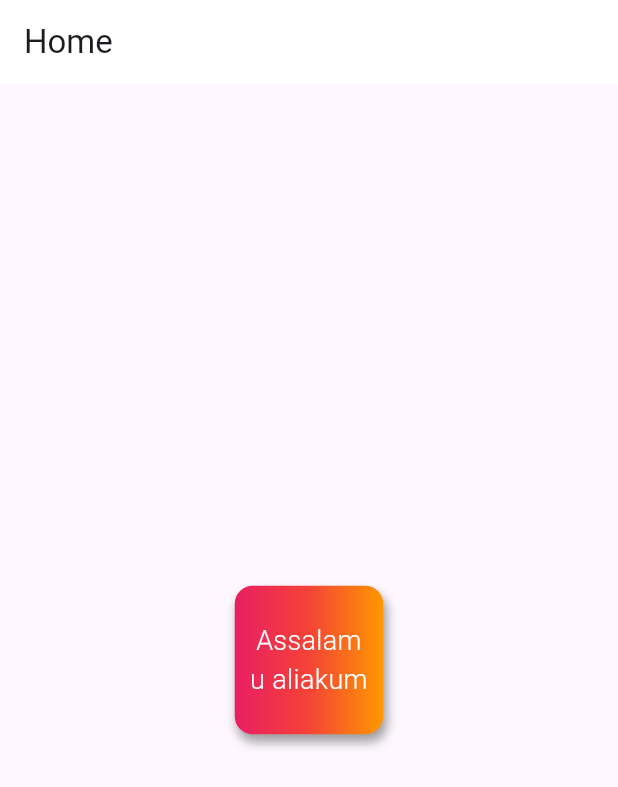
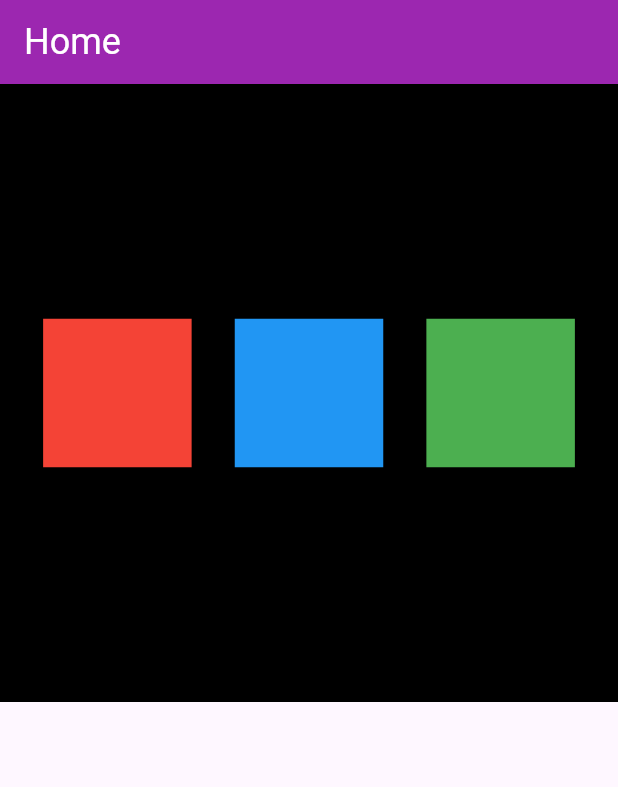
Before and after one commit to waqarfoedev/catalog_flutter, a Flutter app: the screen it shows after launch, on a phone screen of 412 x 824 dp. Shown: the top 787 px of the screen. Run offline on Flutter 3.47's test engine with Material 3 defaults, Android fonts, the phone set to English and light mode, and no system bars.

Commit message:
Row and Column

```diff
--- a/lib/main.dart
+++ b/lib/main.dart
@@ -15,37 +15,42 @@
     return Scaffold(
       appBar: AppBar(
         title: const Text("Home"),
-        backgroundColor: Colors.white
+        backgroundColor: Colors.purple,
+        titleTextStyle: const TextStyle(color: Colors.white,
+        fontSize: 24),
+
         ),
-        body: Center(
-          child: Container(
-            padding: const EdgeInsets.all(8),
-            alignment: Alignment.center,
-            height: 99,
-            width: 99,
-            decoration: BoxDecoration(
-              borderRadius: BorderRadius.circular(12),
-              boxShadow: const [
-                BoxShadow(
-                  color: Colors.grey,
-                  blurRadius: 5,
-                  offset: Offset(2.1, 4.9)
+        body: Container(
+          color: Colors.black,
+          width:MediaQuery.of(context).size.width,
+          height:MediaQuery.of(context).size.height/2,
+          child: Row(
+              mainAxisAlignment: MainAxisAlignment.spaceEvenly,
+              crossAxisAlignment: CrossAxisAlignment.center,
+              children: <Widget> [
+               Container(
+              padding: const EdgeInsets.all(8),
+              height: 99,
+              width: 99,
+              color: Colors.red,
+            ),
+            Container(
+              padding: const EdgeInsets.all(8),
+              height: 99,
+              width: 99,
+              color: Colors.blue,
+            ),
+            Container(
+              padding: const EdgeInsets.all(8),
+              height: 99,
+              width: 99,
+              color: Colors.green,
+            ),
 
-                )
+
               ],
-              gradient: const LinearGradient(
-                colors: [Colors.pink, Colors.red, Colors.orange]
-              )
             ),
-            child: const Text("Assalam u aliakum",
-            textAlign: TextAlign.center,
-            style: TextStyle(
-              color: Colors.white,
-              fontSize: 18,
-              fontWeight: FontWeight.w300
-            ),),
-          ),
-        ),
+        )
         );
   }
 }
```
